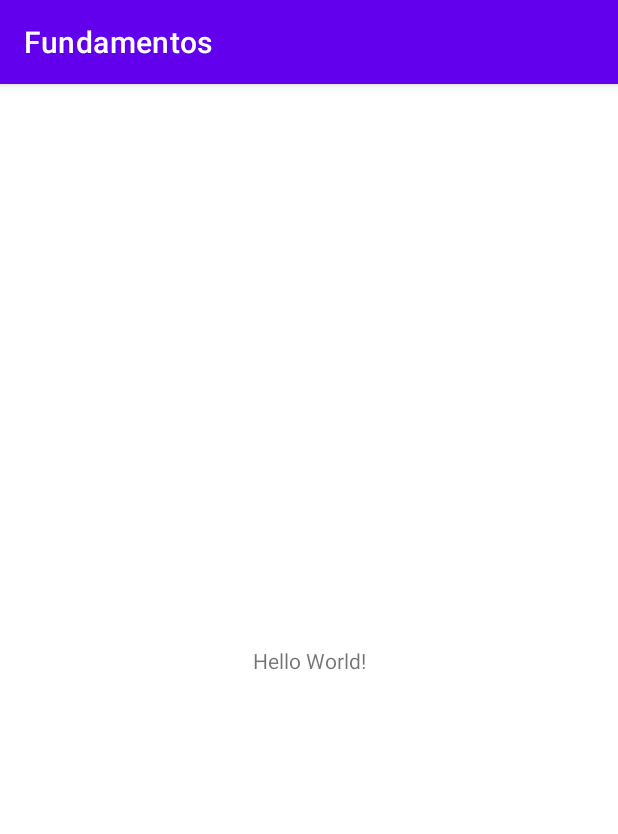
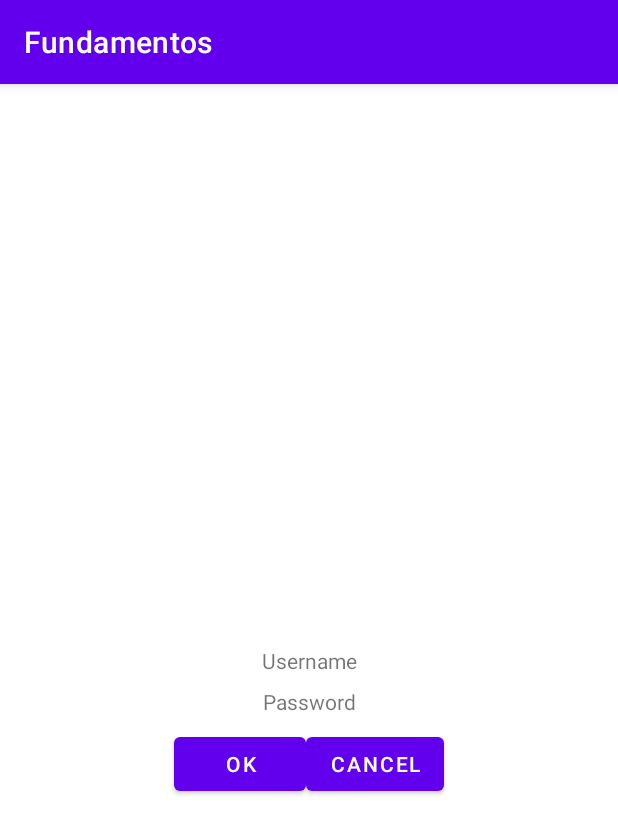
Before and after one commit to ArinoMichi/First, an Android app: the screen it shows after launch (MainActivity), on a phone screen of 412 x 824 dp. Shown: the top 834 px of the screen. Run offline under Robolectric (Android 15) with nearby library versions, the phone set to English and light mode, and no system bars.

Commit message:
"cosas raras de constraint"

```diff
--- a/app/src/main/res/layout/activity_main.xml
+++ b/app/src/main/res/layout/activity_main.xml
@@ -7,13 +7,43 @@
     tools:context=".MainActivity">
 
     <TextView
+        android:id="@+id/username"
         android:layout_width="wrap_content"
         android:layout_height="wrap_content"
-        android:text="Hello World!"
-
+        android:text="Username"
+        android:layout_margin="8dp"
         app:layout_constraintBottom_toBottomOf="parent"
         app:layout_constraintEnd_toEndOf="parent"
         app:layout_constraintStart_toStartOf="parent"
         app:layout_constraintTop_toTopOf="parent" />
 
+    <TextView
+        android:id="@+id/password"
+        android:layout_width="wrap_content"
+        android:layout_height="wrap_content"
+        android:layout_margin="8dp"
+        android:text="Password"
+        app:layout_constraintTop_toBottomOf="@+id/username"
+        app:layout_constraintEnd_toEndOf="parent"
+        app:layout_constraintStart_toStartOf="parent"/>
+
+    <Button
+        android:id="@+id/boton1"
+        android:layout_width="wrap_content"
+        android:layout_height="wrap_content"
+        android:layout_margin="8dp"
+        android:text="OK"
+        app:layout_constraintTop_toBottomOf="@+id/password"
+        app:layout_constraintEnd_toEndOf="parent"
+        app:layout_constraintStart_toStartOf="parent"
+        app:layout_constraintHorizontal_bias="0.35"/>
+
+    <Button
+        android:id="@+id/boton2"
+        android:layout_width="wrap_content"
+        android:layout_height="wrap_content"
+        android:text="CANCEL"
+        app:layout_constraintBottom_toBottomOf="@+id/boton1"
+        app:layout_constraintStart_toEndOf="@+id/boton1"
+        app:layout_constraintTop_toTopOf="@+id/boton1" />
 </androidx.constraintlayout.widget.ConstraintLayout>
```
